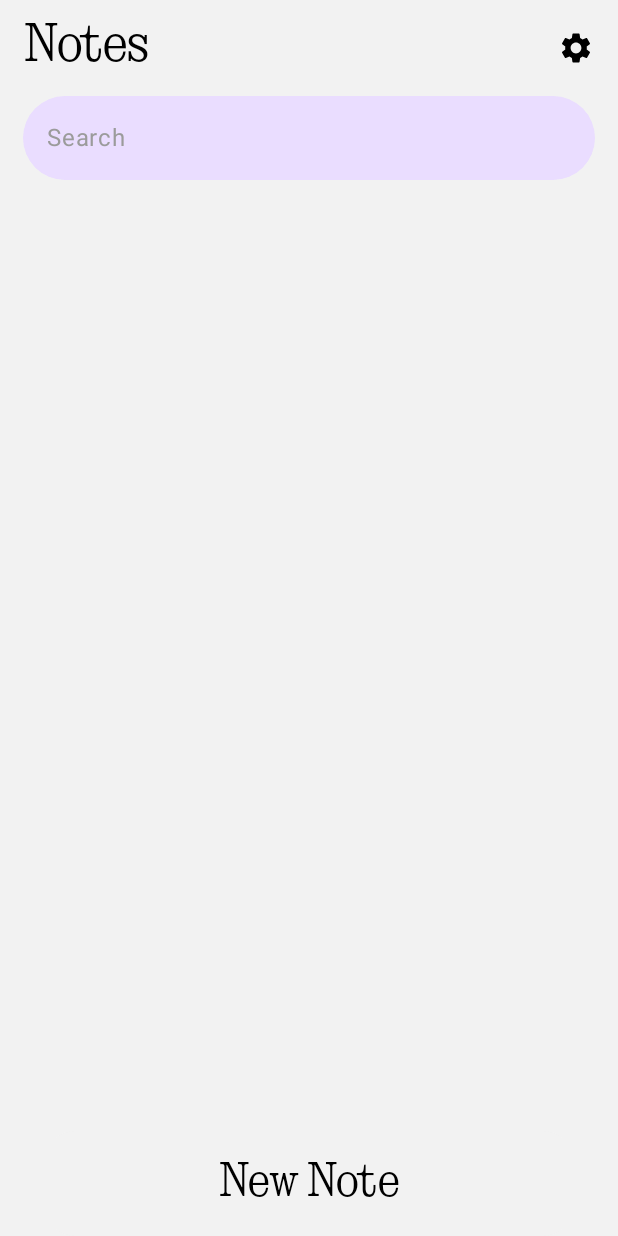
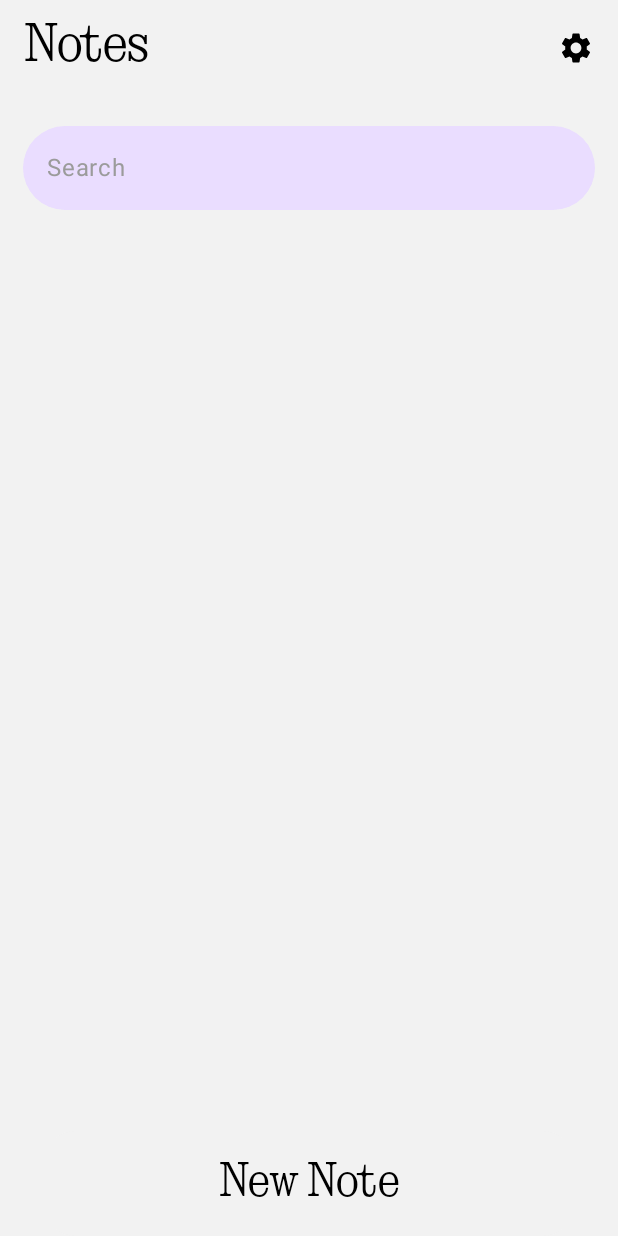
Before and after one commit to imglmd/notes, an Android app built with Jetpack Compose: the screen it shows after launch (MainActivity), on a phone screen of 412 x 824 dp. Run offline under Robolectric (Android 15) with nearby library versions, the phone set to English and light mode, and no system bars; our stand-ins replace Room's generated code.

Commit message:
чучуть улучшил MainScreen

```diff
--- a/app/src/main/java/com/kiryha/noting/presentation/screens/MainScreen.kt
+++ b/app/src/main/java/com/kiryha/noting/presentation/screens/MainScreen.kt
@@ -10,6 +10,7 @@ import androidx.compose.foundation.layout.height
 import androidx.compose.foundation.layout.padding
 import androidx.compose.foundation.lazy.staggeredgrid.LazyVerticalStaggeredGrid
 import androidx.compose.foundation.lazy.staggeredgrid.StaggeredGridCells
+import androidx.compose.foundation.lazy.staggeredgrid.StaggeredGridItemSpan
 import androidx.compose.foundation.lazy.staggeredgrid.items
 import androidx.compose.foundation.shape.RoundedCornerShape
 import androidx.compose.material3.ExperimentalMaterial3Api
@@ -84,26 +85,6 @@ fun MainScreen(
             .fillMaxSize()
             .padding(innerPadding)
             .padding(horizontal = 15.dp)) {
-            TextField(
-                value = searchText,
-                onValueChange = viewModel::onSearchTextChange,
-                modifier = Modifier
-                    .fillMaxWidth()
-                    .padding(0.dp)
-                    .clip(RoundedCornerShape(100)),
-                placeholder = { Text("Search")},
-                colors = TextFieldDefaults.colors(
-                    unfocusedContainerColor = MaterialTheme.colorScheme.primaryContainer,
-                    focusedContainerColor = MaterialTheme.colorScheme.primaryContainer,
-                    focusedIndicatorColor = Color.Transparent,
-                    unfocusedIndicatorColor = Color.Transparent,
-                    unfocusedPlaceholderColor = MaterialTheme.colorScheme.secondary,
-                    focusedPlaceholderColor = MaterialTheme.colorScheme.secondary,
-                    focusedTextColor = MaterialTheme.colorScheme.onPrimaryContainer,
-                    unfocusedTextColor = MaterialTheme.colorScheme.onPrimaryContainer
-                ),
-                singleLine = true
-            )
             Spacer(Modifier.height(20.dp))
             LazyVerticalStaggeredGrid(
                 columns = StaggeredGridCells.Fixed(2),
@@ -111,21 +92,21 @@ fun MainScreen(
                 horizontalArrangement = Arrangement.spacedBy(4.dp),
                 modifier = Modifier.weight(1f),
                 content = {
+                    item(span = StaggeredGridItemSpan.FullLine) { NoteSearchBar(searchText, viewModel)}
                     items(notes.item) { note ->
                         NoteItem(
                             note = note,
                             onNoteClick = { navController.navigate(NoteScreen(note.id)) },
-                            onEditClick = { navController.navigate(NoteScreen(note.id)) }, // Переход на экран редактирования
+                            onEditClick = { navController.navigate(NoteScreen(note.id)) },
                             onDeleteClick = {
-                                viewModel.deleteNote(note.id) // Удаление заметки
+                                viewModel.deleteNote(note.id)
                                 scope.launch {
                                     snackbarHostState.showSnackbar("Заметка удалена")
                                 }
                             }
                         )
                     }
-                    item { Spacer(Modifier.height(100.dp)) }
-                    item { Spacer(Modifier.height(100.dp)) }
+                    item(span = StaggeredGridItemSpan.FullLine) {  Spacer(Modifier.height(100.dp)) }
                 }
             )
         }
@@ -139,3 +120,28 @@ fun MainScreen(
 
     }
 }
+
+
+@Composable
+fun NoteSearchBar(searchText: String, viewModel: NoteViewModel) {
+    TextField(
+        value = searchText,
+        onValueChange = viewModel::onSearchTextChange,
+        modifier = Modifier
+            .fillMaxWidth()
+            .padding(bottom = 20.dp)
+            .clip(RoundedCornerShape(100)),
+        placeholder = { Text("Search")},
+        colors = TextFieldDefaults.colors(
+            unfocusedContainerColor = MaterialTheme.colorScheme.primaryContainer,
+            focusedContainerColor = MaterialTheme.colorScheme.primaryContainer,
+            focusedIndicatorColor = Color.Transparent,
+            unfocusedIndicatorColor = Color.Transparent,
+            unfocusedPlaceholderColor = MaterialTheme.colorScheme.secondary,
+            focusedPlaceholderColor = MaterialTheme.colorScheme.secondary,
+            focusedTextColor = MaterialTheme.colorScheme.onPrimaryContainer,
+            unfocusedTextColor = MaterialTheme.colorScheme.onPrimaryContainer
+        ),
+        singleLine = true
+    )
+}
--- a/gradle/libs.versions.toml
+++ b/gradle/libs.versions.toml
@@ -1,5 +1,5 @@
 [versions]
-agp = "8.12.3"
+agp = "8.9.1"
 kotlin = "2.0.21"
 coreKtx = "1.17.0"
 junit = "4.13.2"
```
